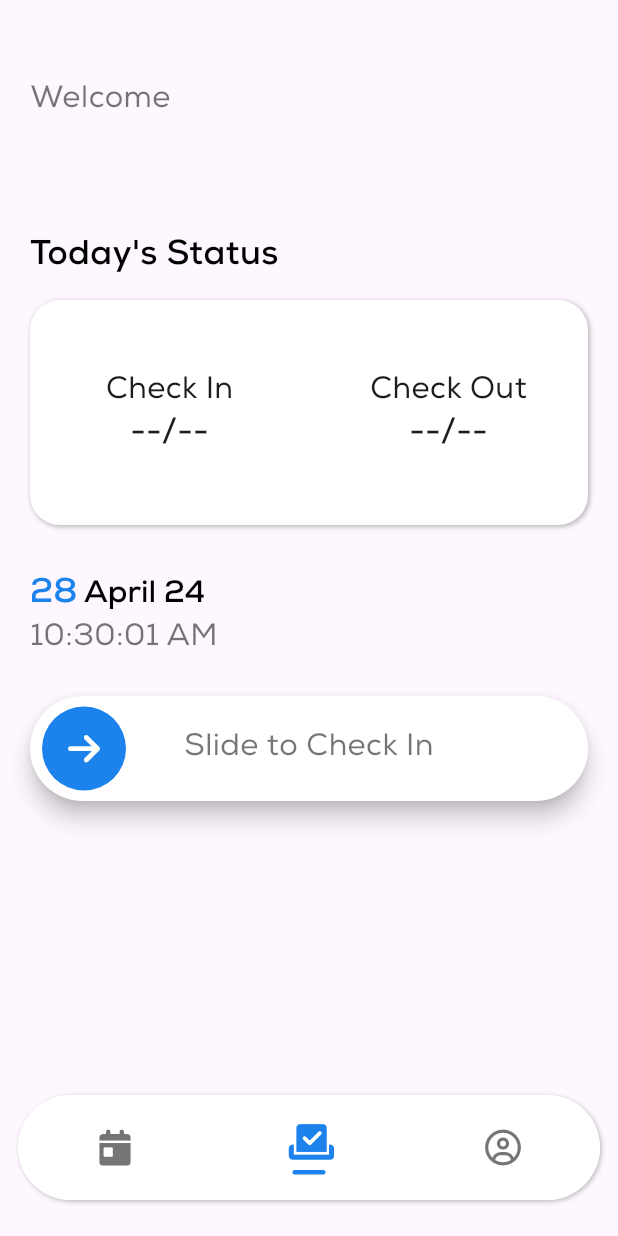
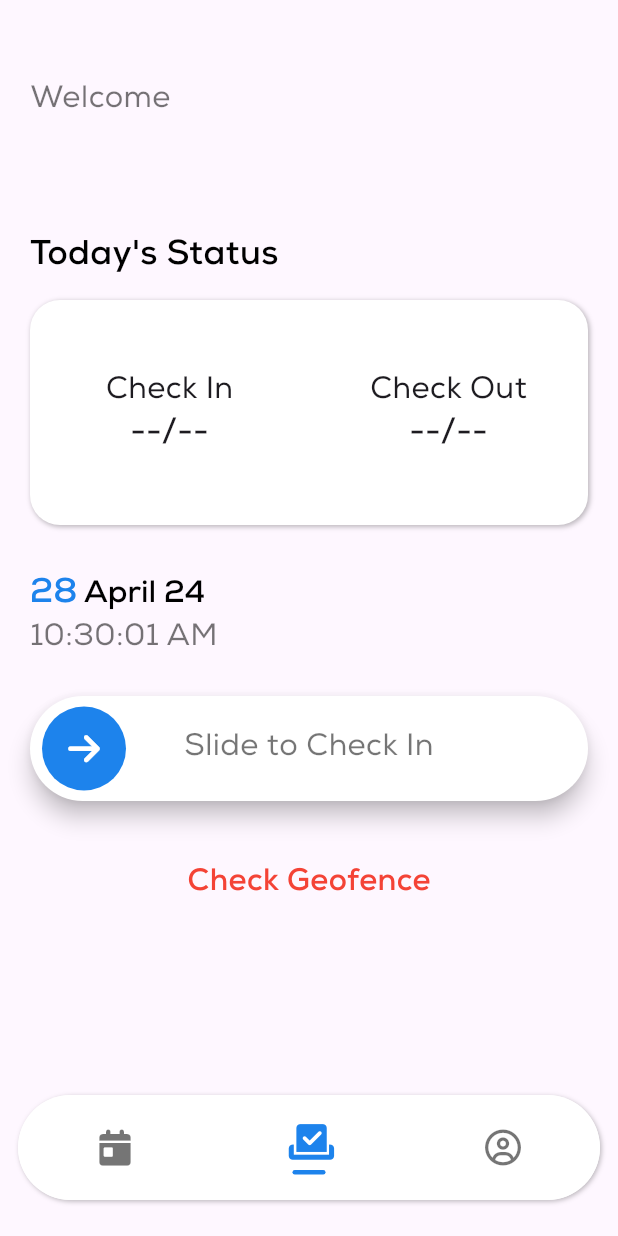
Before and after one commit to MongkulSokha/face_attendance, a Flutter app: the HomeScreen screen opened directly, on a phone screen of 412 x 824 dp. Run offline on Flutter 3.47's test engine with Material 3 defaults, Android fonts, the phone set to English and light mode, and no system bars; drawn by our look-alikes of slide_to_act; our stand-ins replace cloud_firestore, firebase_core, firebase_storage, flutter_keyboard_visibility, font_awesome_flutter, geocoding and 4 more; missing offline and left inert: geoflutterfire2, maps_toolkit, month_year_picker, ntp; accounts and stored records are empty.

Commit message:
implement geofence and time manipulation

```diff
--- a/lib/calendarscreen.dart
+++ b/lib/calendarscreen.dart
@@ -19,6 +19,11 @@ class _CalendarScreenState extends State<CalendarScreen> {
   Color primary = const Color(0xff1d83ec);
 
   String _month = DateFormat('MMMM').format(DateTime.now());
+
+  @override
+  void initState() {
+    super.initState();
+  }
 
   @override
   Widget build(BuildContext context) {
--- a/lib/homescreen.dart
+++ b/lib/homescreen.dart
@@ -1,9 +1,12 @@
+import 'dart:async';
+
 import 'package:cloud_firestore/cloud_firestore.dart';
 import 'package:face_attendance/calendarscreen.dart';
 import 'package:face_attendance/services/location_service.dart';
 import 'package:face_attendance/todayscreen.dart';
 import 'package:flutter/material.dart';
 import 'package:font_awesome_flutter/font_awesome_flutter.dart';
+import 'package:ntp/ntp.dart';
 
 import 'model/user.dart';
 import 'profilescreen.dart';
@@ -23,6 +26,9 @@ class _HomeScreenState extends State<HomeScreen> {
 
   int currentIndex = 1;
 
+  bool timeManipulated = false;
+  late Timer _timer;
+
   List<IconData> navigationIcons = [
     FontAwesomeIcons.calendarDay,
     FontAwesomeIcons.checkToSlot,
@@ -38,7 +44,53 @@ class _HomeScreenState extends State<HomeScreen> {
       _getCredentials();
       _getProfilePic();
     });
+    startLiveDetection();
 
+  }
+
+  @override
+  void dispose() {
+    // Dispose the timer when the widget is disposed
+    _timer.cancel();
+    super.dispose();
+  }
+
+  void startLiveDetection() {
+    // Define a periodic timer to check time manipulation every second
+    _timer = Timer.periodic(const Duration(seconds: 2), (timer) {
+      checkTimeManipulation();
+    });
+  }
+
+  Future<void> checkTimeManipulation() async {
+    try {
+      // Get current system time
+      DateTime currentTime = DateTime.now();
+
+      // Get time from a trusted time server
+      DateTime serverTime = await NTP.now();
+
+      // Calculate the time difference
+      Duration difference = serverTime.difference(currentTime);
+
+      // Define a threshold for significant time difference
+      Duration threshold = const Duration(seconds: 5);
+
+      // Check if the time difference is beyond the threshold
+      if (difference.abs() > threshold) {
+        setState(() {
+          timeManipulated = true;
+        });
+      } else {
+        // Reset the flag if the time difference is within the threshold
+        setState(() {
+          timeManipulated = false;
+        });
+      }
+    } catch (e) {
+      // Handle any errors, such as network issues or server unavailability
+      print('Error: $e');
+    }
   }
 
   void _getCredentials() async {
@@ -101,14 +153,26 @@ class _HomeScreenState extends State<HomeScreen> {
         .of(context)
         .size
         .width;
-
+    if (timeManipulated) {
+      return Scaffold(
+        appBar: AppBar(
+          title: const Text('Time Manipulation Detected'),
+        ),
+        body: const Center(
+          child: Text(
+            'Please restart the app.',
+            textAlign: TextAlign.center,
+          ),
+        ),
+      );
+    } else {
       return Scaffold(
         body: IndexedStack(
           index: currentIndex,
-        children: [
-          new CalendarScreen(),
-          new TodayScreen(),
-          new ProfileScreen(),
+          children: const [
+            CalendarScreen(),
+            TodayScreen(),
+            ProfileScreen(),
           ],
         ),
         bottomNavigationBar: Container(
@@ -182,3 +246,4 @@ class _HomeScreenState extends State<HomeScreen> {
       );
     }
   }
+}
--- a/lib/loginscreen.dart
+++ b/lib/loginscreen.dart
@@ -2,7 +2,6 @@ import 'package:cloud_firestore/cloud_firestore.dart';
 import 'package:face_attendance/homescreen.dart';
 import 'package:flutter/material.dart';
 import 'package:flutter_keyboard_visibility/flutter_keyboard_visibility.dart';
-import 'package:font_awesome_flutter/font_awesome_flutter.dart';
 import 'package:shared_preferences/shared_preferences.dart';
 
 class LoginScreen extends StatefulWidget {
--- a/lib/profilescreen.dart
+++ b/lib/profilescreen.dart
@@ -24,6 +24,11 @@ class _ProfileScreenState extends State<ProfileScreen> {
   TextEditingController firstNameController = TextEditingController();
   TextEditingController lastNameController = TextEditingController();
   TextEditingController addressController = TextEditingController();
+
+  @override
+  void initState() {
+    super.initState();
+  }
 
   void pickUploadProfilePic() async {
     final image = await ImagePicker().pickImage(
--- a/lib/todayscreen.dart
+++ b/lib/todayscreen.dart
@@ -1,9 +1,11 @@
 import 'dart:async';
-
+import 'package:face_attendance/google_map_screen.dart';
+import 'package:geocoding/geocoding.dart'; // Import geocoding package
 import 'package:cloud_firestore/cloud_firestore.dart';
 import 'package:flutter/material.dart';
 import 'package:font_awesome_flutter/font_awesome_flutter.dart';
-import 'package:geocoding/geocoding.dart';
+import 'package:geoflutterfire2/geoflutterfire2.dart';
+import 'package:shared_preferences/shared_preferences.dart';
 import 'package:slide_to_act/slide_to_act.dart';
 import 'package:intl/intl.dart';
 
@@ -25,6 +27,10 @@ class _TodayScreenState extends State<TodayScreen> {
   String location = " ";
 
   Color primary = const Color(0xff1d83ec);
+
+  late GeoFlutterFire geo;
+  bool isInsideGeofence = false;
+  late SharedPreferences sharedPreferences;
 
   @override
   void initState() {
@@ -93,7 +99,7 @@ class _TodayScreenState extends State<TodayScreen> {
             Container(
               alignment: Alignment.centerLeft,
               child: Text(
-                "${User.lastName}",
+                User.lastName,
                 style: TextStyle(
                   color: Colors.black,
                   fontSize: screenWidth / 14,
@@ -217,7 +223,7 @@ class _TodayScreenState extends State<TodayScreen> {
                 }),
             checkOut == "--/--"
                 ? Container(
-                    margin: const EdgeInsets.only(top: 24, bottom: 12),
+                    margin: const EdgeInsets.only(top: 24, bottom: 40),
                     child: Builder(
                       builder: (context) {
                         final GlobalKey<SlideActionState> key = GlobalKey();
@@ -243,7 +249,7 @@ class _TodayScreenState extends State<TodayScreen> {
                           innerColor: primary,
                           key: key,
                           onSubmit: () async {
-                            if(User.lat != 0){
+                            if (User.lat != 0) {
                               _getLocation();
 
                               Future.delayed(const Duration(milliseconds: 500),
@@ -270,8 +276,8 @@ class _TodayScreenState extends State<TodayScreen> {
                                 String checkIn = snap2['checkIn'];
 
                                 setState(() {
-                                  checkOut =
-                                      DateFormat('hh:mm').format(DateTime.now());
+                                  checkOut = DateFormat('hh:mm')
+                                      .format(DateTime.now());
                                 });
 
                                 await FirebaseFirestore.instance
@@ -283,14 +289,14 @@ class _TodayScreenState extends State<TodayScreen> {
                                     .update({
                                   'date': Timestamp.now(),
                                   'checkIn': checkIn,
-                                  'checkOut':
-                                  DateFormat('hh:mm').format(DateTime.now()),
+                                  'checkOut': DateFormat('hh:mm')
+                                      .format(DateTime.now()),
                                   'checkOutLocation': location,
                                 });
                               } catch (e) {
                                 setState(() {
-                                  checkIn =
-                                      DateFormat('hh:mm').format(DateTime.now());
+                                  checkIn = DateFormat('hh:mm')
+                                      .format(DateTime.now());
                                 });
                                 await FirebaseFirestore.instance
                                     .collection("Student")
@@ -300,8 +306,8 @@ class _TodayScreenState extends State<TodayScreen> {
                                         .format(DateTime.now()))
                                     .set({
                                   'date': Timestamp.now(),
-                                  'checkIn':
-                                  DateFormat('hh:mm').format(DateTime.now()),
+                                  'checkIn': DateFormat('hh:mm')
+                                      .format(DateTime.now()),
                                   'checkOut': "--/--",
                                   'checkInLocation': location,
                                 });
@@ -311,8 +317,8 @@ class _TodayScreenState extends State<TodayScreen> {
                               Timer(const Duration(seconds: 3), () async {
                                 _getLocation();
 
-                                Future.delayed(const Duration(milliseconds: 500),
-                                        () {
+                                Future.delayed(
+                                    const Duration(milliseconds: 500), () {
                                   key.currentState!.reset();
                                 });
 
@@ -335,8 +341,8 @@ class _TodayScreenState extends State<TodayScreen> {
                                   String checkIn = snap2['checkIn'];
 
                                   setState(() {
-                                    checkOut =
-                                        DateFormat('hh:mm').format(DateTime.now());
+                                    checkOut = DateFormat('hh:mm')
+                                        .format(DateTime.now());
                                   });
 
                                   await FirebaseFirestore.instance
@@ -348,14 +354,14 @@ class _TodayScreenState extends State<TodayScreen> {
                                       .update({
                                     'date': Timestamp.now(),
                                     'checkIn': checkIn,
-                                    'checkOut':
-                                    DateFormat('hh:mm').format(DateTime.now()),
+                                    'checkOut': DateFormat('hh:mm')
+                                        .format(DateTime.now()),
                                     'checkOutLocation': location,
                                   });
                                 } catch (e) {
                                   setState(() {
-                                    checkIn =
-                                        DateFormat('hh:mm').format(DateTime.now());
+                                    checkIn = DateFormat('hh:mm')
+                                        .format(DateTime.now());
                                   });
                                   await FirebaseFirestore.instance
                                       .collection("Student")
@@ -365,8 +371,8 @@ class _TodayScreenState extends State<TodayScreen> {
                                           .format(DateTime.now()))
                                       .set({
                                     'date': Timestamp.now(),
-                                    'checkIn':
-                                    DateFormat('hh:mm').format(DateTime.now()),
+                                    'checkIn': DateFormat('hh:mm')
+                                        .format(DateTime.now()),
                                     'checkOut': "--/--",
                                     'checkInLocation': location,
                                   });
@@ -395,6 +401,22 @@ class _TodayScreenState extends State<TodayScreen> {
                     "Location: $location",
                   )
                 : const SizedBox(),
+            GestureDetector(
+              onTap: () {
+                Navigator.pushReplacement(
+                    context,
+                    MaterialPageRoute(
+                        builder: (context) => const GoogleMapScreen()));
+              },
+              child: Text(
+                "Check Geofence",
+                style: TextStyle(
+                  color: Colors.red,
+                  fontSize: screenWidth / 20,
+                  fontFamily: "NexaBold",
+                ),
+              ),
+            ),
           ],
         ),
       ),
```
Also changed, not shown: lib/component/AddressInfo.dart (added, +41 -0 lines), lib/google_map_screen.dart (added, +163 -0 lines), pubspec.yaml (+11 -1 lines), assets/location_marker.png (added), pubspec.lock, 4 other files. Lines whose indentation alone changed are shown as unchanged.
